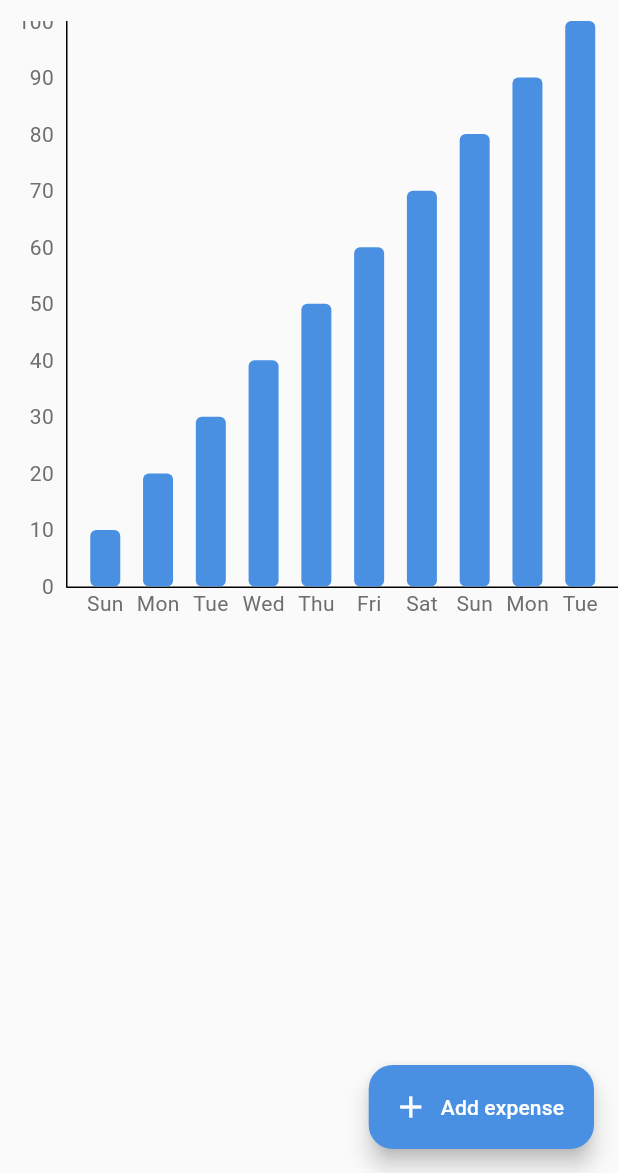
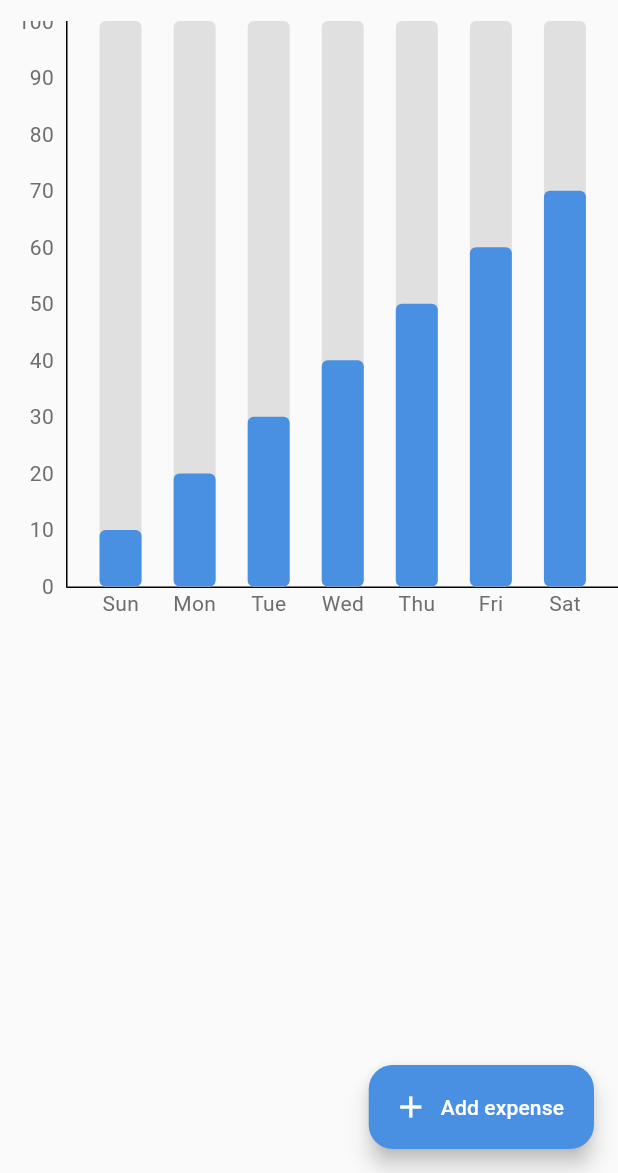
Before and after one commit to marufrobin/Minimal_Expense_Tracker, a Flutter app: the screen it shows after launch, on a phone screen of 412 x 824 dp, the part 63-1236 px from its top. Run offline on Flutter 3.47's test engine with Material 3 defaults, Android fonts, the light colour scheme and no system bars; drawn by our look-alikes of fl_chart.

Commit message:
Refactor ExpanseChartScreen and HomeScreens to improve chart data handling and enable horizontal scrolling for better visualization

```diff
--- a/lib/screens/expanse_chart/expanse_chart.screen.dart
+++ b/lib/screens/expanse_chart/expanse_chart.screen.dart
@@ -17,16 +17,35 @@ class ExpanseChartScreen extends StatelessWidget {
       BarChartDataModel(x: 4, y: 50),
       BarChartDataModel(x: 5, y: 60),
       BarChartDataModel(x: 6, y: 70),
-      BarChartDataModel(x: 7, y: 80),
-      BarChartDataModel(x: 8, y: 90),
-      BarChartDataModel(x: 9, y: 100),
+      // BarChartDataModel(x: 7, y: 80),
+      // BarChartDataModel(x: 8, y: 90),
+      // BarChartDataModel(x: 9, y: 100),
+      // BarChartDataModel(x: 9, y: 100),
+      // BarChartDataModel(x: 8, y: 90),
+      // BarChartDataModel(x: 7, y: 80),
+      // BarChartDataModel(x: 6, y: 70),
+      // BarChartDataModel(x: 5, y: 60),
+      // BarChartDataModel(x: 4, y: 50),
+      // BarChartDataModel(x: 3, y: 40),
+      // BarChartDataModel(x: 2, y: 30),
+      // BarChartDataModel(x: 1, y: 20),
+      // BarChartDataModel(x: 0, y: 10),
     ];
+
+    final double barWidth = 28;
+    final double barsSpace = 16;
     return SizedBox(
       height: 400,
       width: width,
+      // width: (barWidth * data.length) + (barsSpace * (data.length - 1)),
       child: BarChart(
         BarChartData(
-          barGroups: _barChartDataBuilder(data: data, theme: theme),
+          barGroups: _barChartDataBuilder(
+            data: data,
+            theme: theme,
+            barsSpace: barsSpace,
+            barWidth: barWidth,
+          ),
           borderData: _borderDesign(theme),
           titlesData: _charBorderDataLabel(),
 
@@ -41,17 +60,25 @@ class ExpanseChartScreen extends StatelessWidget {
   List<BarChartGroupData> _barChartDataBuilder({
     required List<BarChartDataModel> data,
     required ThemeData theme,
+    required double barWidth,
+    required double barsSpace,
   }) {
     return List.generate(data.length, (index) {
       final singleData = data[index];
       return BarChartGroupData(
         x: singleData.x ?? 0,
+        barsSpace: barsSpace,
         barRods: [
           BarChartRodData(
             toY: singleData.y ?? 0,
             borderRadius: BorderRadius.circular(4),
-            width: 20,
+            width: barWidth,
             color: theme.colorScheme.primary,
+            backDrawRodData: BackgroundBarChartRodData(
+              color: Colors.grey.shade300,
+              show: true,
+              toY: 100,
+            ),
           ),
         ],
       );
--- a/lib/screens/home/home.screen.dart
+++ b/lib/screens/home/home.screen.dart
@@ -10,7 +10,10 @@ class HomeScreens extends StatelessWidget {
     final theme = Theme.of(context);
     return Scaffold(
       appBar: AppBar(title: const Text('Minimal Expense Tracker')),
-      body: Column(children: [ExpanseChartScreen()]),
+      body: SingleChildScrollView(
+        scrollDirection: Axis.horizontal,
+        child: Column(children: [ExpanseChartScreen()]),
+      ),
       floatingActionButton: AddExpanseScreens(),
     );
   }
```
